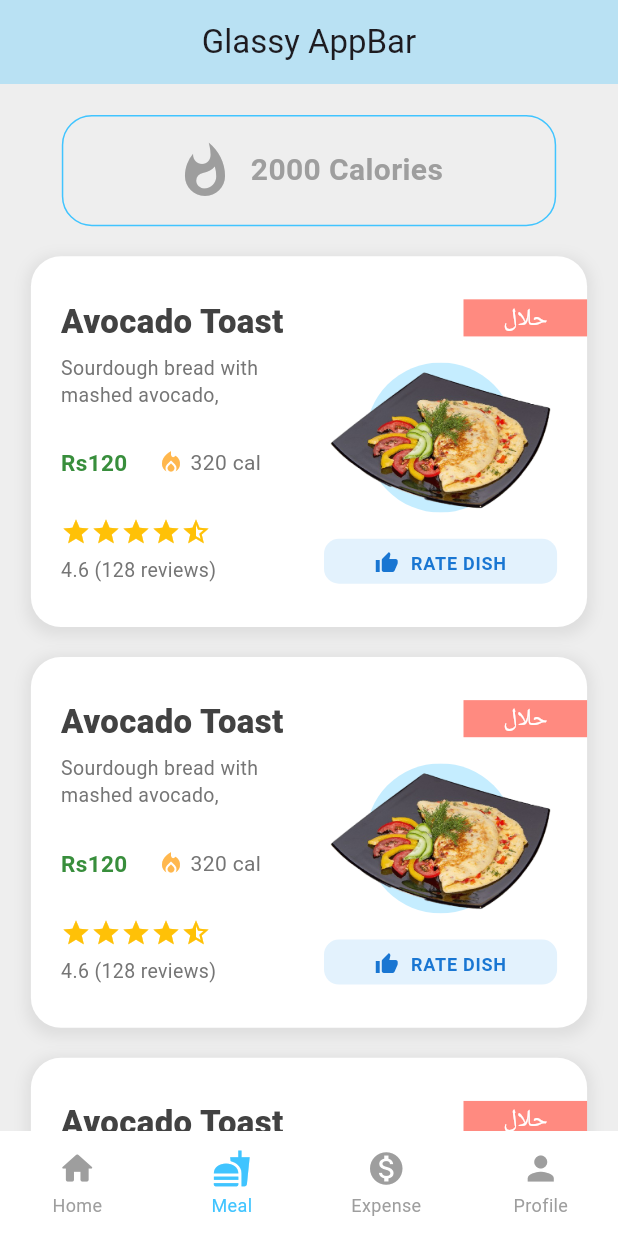
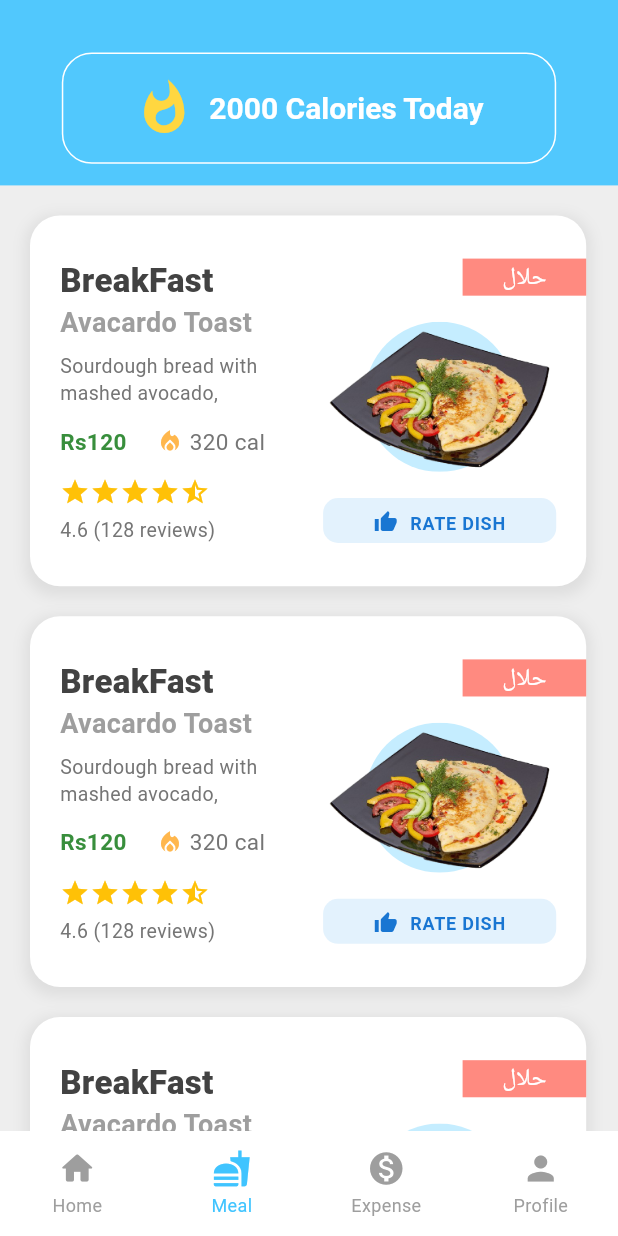
Before and after one commit to Danish9111/mess, a Flutter app: the screen it shows once a user with an empty profile is signed in, item 2 of the bottom bar chosen, on a phone screen of 412 x 824 dp. Run offline on Flutter 3.47's test engine with Material 3 defaults, Android fonts, the phone set to English and light mode, and no system bars; drawn by our look-alikes of persistent_bottom_nav_bar; our stand-ins replace cloud_firestore, firebase_auth, firebase_core, flutter_rating_bar, flutter_riverpod, google_fonts and 3 more; accounts and stored records are empty; Roboto replaces fonts that are missing (NotoNastaliqUrdu).

Commit message:
Update MealScreen layout: enhance appBar styling, adjust padding, and improve calorie counter display

```diff
--- a/lib/screens/meal_screen/main_meal.dart
+++ b/lib/screens/meal_screen/main_meal.dart
@@ -20,14 +20,19 @@ class _MealScreenState extends State<MealScreen> {
         // appBar: AppBar(
         //   backgroundColor: Colors.lightBlueAccent.applyOpacity(.9),
         // ),
-        appBar: const GlassyAppBar(),
+        appBar: AppBar(
+          toolbarHeight: screenHeight * .150,
+          backgroundColor: Colors.lightBlueAccent.applyOpacity(.9),
+          title: caloriCounter(screenWidth, screenHeight),
+        ),
         body: SingleChildScrollView(
             clipBehavior: Clip.none,
+            child: Padding(
+              padding: const EdgeInsets.all(20),
               child: Column(
                 crossAxisAlignment: CrossAxisAlignment.center,
                 spacing: 20,
                 children: [
-              caloriCounter(screenWidth, screenHeight),
                   foodCard(screenWidth, screenHeight),
                   foodCard(screenWidth, screenHeight),
                   foodCard(screenWidth, screenHeight),
@@ -36,7 +41,7 @@ class _MealScreenState extends State<MealScreen> {
                   )
                 ],
               ),
-        ));
+            )));
   }
 }
 
@@ -48,7 +53,7 @@ Widget caloriCounter(double screenHeight, double screenWidth) {
         height: screenHeight * .18,
         width: screenWidth * .40,
         decoration: BoxDecoration(
-          border: Border.all(color: Colors.lightBlueAccent, width: 1),
+          border: Border.all(color: Colors.white, width: 1),
           borderRadius: BorderRadius.circular(20),
         ),
         child: const Row(
@@ -57,12 +62,12 @@ Widget caloriCounter(double screenHeight, double screenWidth) {
             Icon(
               Icons.whatshot,
               size: 40,
-              color: Colors.grey,
+              color: Colors.amberAccent,
             ),
             Text(
-              '  2000 Calories',
+              '  2000 Calories Today',
               style: TextStyle(
-                color: Colors.grey,
+                color: Colors.white,
                 fontSize: 20,
                 fontWeight: FontWeight.bold,
               ),
@@ -104,12 +109,19 @@ Widget foodCard(double screenWidth, double screenHeight) {
                   crossAxisAlignment: CrossAxisAlignment.start,
                   children: [
                     Text(
-                      'Avocado Toast',
+                      'BreakFast',
                       style: TextStyle(
                         fontSize: 22,
                         fontWeight: FontWeight.w800,
                         color: Colors.grey[800],
                       ),
+                    ),
+                    const Text(
+                      'Avacardo Toast',
+                      style: TextStyle(
+                          fontSize: 18,
+                          fontWeight: FontWeight.w600,
+                          color: Colors.grey),
                     ),
                     const SizedBox(height: 6),
                     Text(
@@ -143,7 +155,7 @@ Widget foodCard(double screenWidth, double screenHeight) {
                         Text(
                           '320 cal',
                           style: TextStyle(
-                            fontSize: 14,
+                            fontSize: 15,
                             color: Colors.grey[600],
                           ),
                         ),
@@ -266,14 +278,16 @@ class GlassyAppBar extends StatelessWidget implements PreferredSizeWidget {
   @override
   Widget build(BuildContext context) {
     return ClipRect(
-      // ⛔ keeps blur inside bounds
       child: BackdropFilter(
         filter: ImageFilter.blur(sigmaX: 10, sigmaY: 10),
+        child: PreferredSize(
+          preferredSize: const Size.fromHeight(100),
           child: AppBar(
-          backgroundColor: Colors.lightBlueAccent.applyOpacity(0.3),
+            backgroundColor: Colors.lightBlueAccent.withOpacity(0.3),
             elevation: 0,
             title: const Text("Glassy AppBar"),
             centerTitle: true,
+          ),
         ),
       ),
     );
```
Lines whose indentation alone changed are shown as unchanged.
